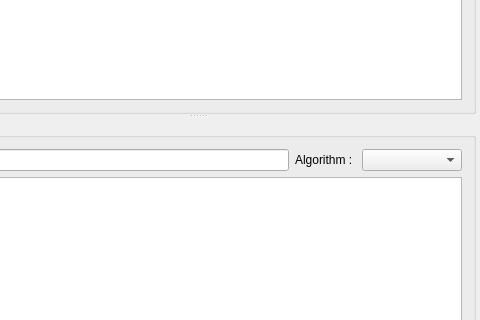
Above: examples/jwtcreator/dialog.ui from juangburgos/QJsonWebToken before the change; both pictures show x 84 to 564 and y 183 to 503 of the 564 by 604 pixel window. Below: the same form after it.
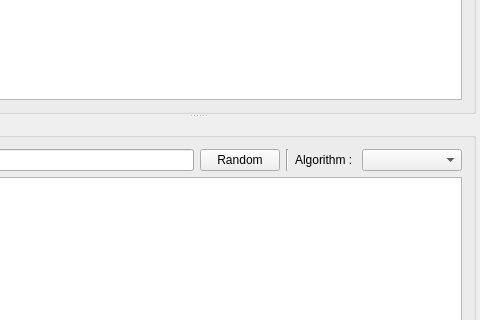
That is the form after the change.

Diff of the .ui file:
```diff
--- a/examples/jwtcreator/dialog.ui
+++ b/examples/jwtcreator/dialog.ui
@@ -110,13 +110,27 @@
         <widget class="QLineEdit" name="lineSecret"/>
        </item>
        <item row="0" column="2">
+        <widget class="QPushButton" name="pushRandom">
+         <property name="text">
+          <string>Random</string>
+         </property>
+        </widget>
+       </item>
+       <item row="0" column="3">
+        <widget class="Line" name="line">
+         <property name="orientation">
+          <enum>Qt::Vertical</enum>
+         </property>
+        </widget>
+       </item>
+       <item row="0" column="4">
         <widget class="QLabel" name="label_4">
          <property name="text">
           <string>Algorithm : </string>
          </property>
         </widget>
        </item>
-       <item row="0" column="3">
+       <item row="0" column="5">
         <widget class="QComboBox" name="comboAlgorithm">
          <property name="minimumSize">
           <size>
@@ -126,7 +140,7 @@
          </property>
         </widget>
        </item>
-       <item row="1" column="0" colspan="4">
+       <item row="1" column="0" colspan="6">
         <widget class="QPlainTextEdit" name="plainTextSignedJwt">
          <property name="readOnly">
           <bool>true</bool>
```
